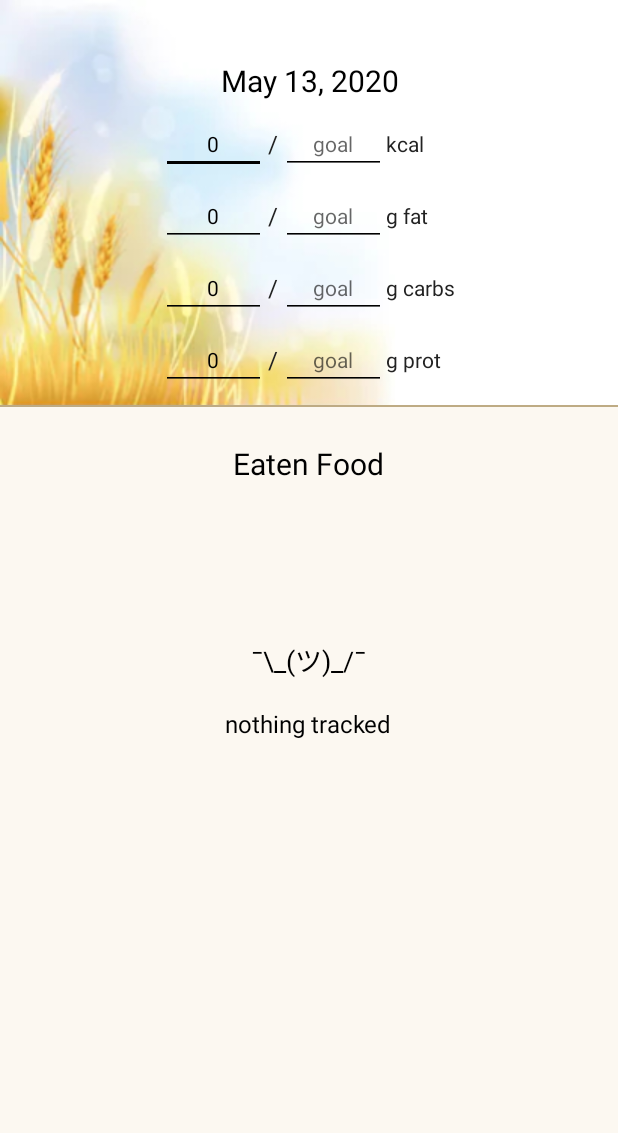
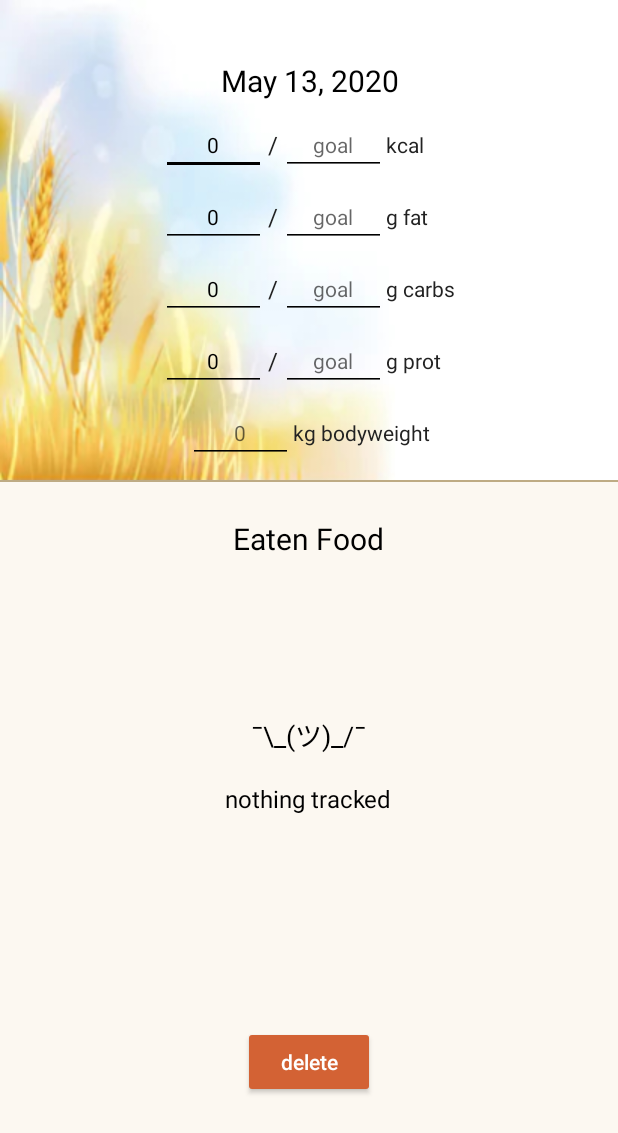
Before and after one commit to JannisUnkrig/Ernaehrungstracker, an Android app: the HistorieBearbeitenActivity screen opened directly, with no data from a screen before it, on a phone screen of 412 x 824 dp. Shown: the top 1133 px of the screen. Run offline under Robolectric (Android 15) with nearby library versions, the phone set to English and light mode, and no system bars.

Commit message:
man kann jetzt tage löschen und gewicht nachträglich bearbeiten

```diff
--- a/app/src/main/java/com/example/ernaehrungstracker/HistorieBearbeitenActivity.java
+++ b/app/src/main/java/com/example/ernaehrungstracker/HistorieBearbeitenActivity.java
@@ -17,7 +17,7 @@ import androidx.recyclerview.widget.RecyclerView;
 import java.text.SimpleDateFormat;
 import java.util.ArrayList;
 
-public class HistorieBearbeitenActivity extends AppCompatActivity implements HistorischeGerichteAdapter.ItemClickListener, HHClickDialog.HHClickDialogListener, UmbenennenDialog.UmbenennenDialogListener {
+public class HistorieBearbeitenActivity extends AppCompatActivity implements HistorischeGerichteAdapter.ItemClickListener, HHClickDialog.HHClickDialogListener, UmbenennenDialog.UmbenennenDialogListener, DeleteDialog.DeleteDialogListener {
 
     ArrayList<HeuteSpeicher> HSL;
 
@@ -31,6 +31,7 @@ public class HistorieBearbeitenActivity extends AppCompatActivity implements His
     EditText goalProt;
     EditText goalKh;
     EditText goalFett;
+    EditText gewicht;
 
     int posDay;
     private boolean curWatcherActive = true;
@@ -65,9 +66,11 @@ public class HistorieBearbeitenActivity extends AppCompatActivity implements His
         goalProt = findViewById(R.id.goalProtHistorisch);
         goalKh   = findViewById(R.id.goalKhHistorisch);
         goalFett = findViewById(R.id.goalFettHistorisch);
+        gewicht = findViewById(R.id.gewichtHistorisch);
 
         //Inputfilter
         InputFilter[] ifd = new InputFilter[]{new InputFilterDecimal(5, 1)};
+        InputFilter[] ifd2 = new InputFilter[]{new InputFilterDecimal(3, 1)};
 
         curKcal.setFilters(ifd);
         curProt.setFilters(ifd);
@@ -77,6 +80,7 @@ public class HistorieBearbeitenActivity extends AppCompatActivity implements His
         goalProt.setFilters(ifd);
         goalKh.setFilters(ifd);
         goalFett.setFilters(ifd);
+        gewicht.setFilters(ifd2);
 
         //upper initialisieren
         updateTrackerDisplayed(HSL.get(posDay));
@@ -108,16 +112,19 @@ public class HistorieBearbeitenActivity extends AppCompatActivity implements His
                 String protString = curProt.getText().toString();
                 String khString = curKh.getText().toString();
                 String fettString = curFett.getText().toString();
+                String gewichtString = gewicht.getText().toString();
 
                 double kcalDouble = 0;
                 double protDouble = 0;
                 double khDouble = 0;
                 double fettDouble = 0;
+                double gewichtDouble = -1;
 
                 if (!kcalString.equals("")) kcalDouble = Double.parseDouble(kcalString);
                 if (!protString.equals("")) protDouble = Double.parseDouble(protString);
-                if (!khString.equals("")) khDouble = Double.parseDouble(khString);
+                if (!khString.equals(""))   khDouble   = Double.parseDouble(khString);
                 if (!fettString.equals("")) fettDouble = Double.parseDouble(fettString);
+                if (!gewichtString.equals("")) gewichtDouble = Double.parseDouble(gewichtString);
 
                 double kcalDelta = (double) (Math.round((kcalDouble - curHS.getKcalHeute()) * 10)) / 10;
                 double protDelta = (double) (Math.round((protDouble - curHS.getProtHeute()) * 10)) / 10;
@@ -154,6 +161,7 @@ public class HistorieBearbeitenActivity extends AppCompatActivity implements His
                     }
 
                 }
+                curHS.setGewicht(gewichtDouble);
 
                 Speicher.saveHeuteSpeicherListe(getApplicationContext(), curHSL);
                 updateLowerRecyView(curHSL);
@@ -164,6 +172,7 @@ public class HistorieBearbeitenActivity extends AppCompatActivity implements His
         curProt.addTextChangedListener(curWatcher);
         curKh.addTextChangedListener(curWatcher);
         curFett.addTextChangedListener(curWatcher);
+        gewicht.addTextChangedListener(curWatcher);
 
         //manuelle änderungen Ziel
         TextWatcher goalWatcher = new TextWatcher() {
@@ -232,6 +241,18 @@ public class HistorieBearbeitenActivity extends AppCompatActivity implements His
     }
 
 
+    public void onDeleteClick(View view) {
+        DeleteDialog deleteDialog = new DeleteDialog(posDay);
+        deleteDialog.show(getSupportFragmentManager(), "delete dialog");
+    }
+
+    @Override
+    public void applyDeleteClicked(ArrayList<HeuteSpeicher> HSL) {
+        //activity schließen
+        finish();
+    }
+
+
 
     private void updateUpperEditTexts(ArrayList<HeuteSpeicher> HSL) {
         curWatcherActive = false;
@@ -243,9 +264,9 @@ public class HistorieBearbeitenActivity extends AppCompatActivity implements His
         curFett.setText(MainActivity.doubleBeautifulizerNull(HS.getFettHeute()));
         if (HS.getKcalZielHeute() != -1) goalKcal.setText(MainActivity.doubleBeautifulizerNull(HS.getKcalZielHeute()));
         if (HS.getProtZielHeute() != -1) goalProt.setText(MainActivity.doubleBeautifulizerNull(HS.getProtZielHeute()));
-        if (HS.getKhZielHeute() != -1)     goalKh.setText(MainActivity.doubleBeautifulizerNull(HS.getKhZielHeute()));
+        if (HS.getKhZielHeute() != -1)   goalKh  .setText(MainActivity.doubleBeautifulizerNull(HS.getKhZielHeute()));
         if (HS.getFettZielHeute() != -1) goalFett.setText(MainActivity.doubleBeautifulizerNull(HS.getFettZielHeute()));
-
+        if (HS.getGewicht() != -1)       gewicht .setText(MainActivity.doubleBeautifulizerNull(HS.getGewicht()));
         curWatcherActive = true;
     }
 
@@ -295,5 +316,4 @@ public class HistorieBearbeitenActivity extends AppCompatActivity implements His
             upperFett.setVisibility(View.GONE);
         }
     }
-
 }
--- a/app/src/main/java/com/example/ernaehrungstracker/MainActivity.java
+++ b/app/src/main/java/com/example/ernaehrungstracker/MainActivity.java
@@ -157,7 +157,6 @@ public class MainActivity extends AppCompatActivity implements NavigationView.On
             public void afterTextChanged(Editable s) {
                 // Fires right after the text has changed
                 if (!changeToUnknownCurGerichtWatcherActive) return;
-                //if (toAddKcalEditText.isFocused() || toAddProtEditText.isFocused() || toAddKhEditText.isFocused() || toAddFettEditText.isFocused()) {
 
                     portionenLiveUpdaterActive = false;
 
@@ -339,6 +338,9 @@ public class MainActivity extends AppCompatActivity implements NavigationView.On
     @Override
     protected void onStart() {
         super.onStart();
+
+        View focused = getCurrentFocus();
+        if (focused != null) focused.clearFocus();
         ArrayList<HeuteSpeicher> HSL = Speicher.loadHeuteSpeicherListe(this);
 
         updateTrackerDisplayed(HSL);
--- a/app/src/main/java/com/example/ernaehrungstracker/Speicher.java
+++ b/app/src/main/java/com/example/ernaehrungstracker/Speicher.java
@@ -99,7 +99,6 @@ public abstract class Speicher {
             gerichteListe.add(new Gericht("Kokos Müsli", "50g Düsis mit 333ml Kokosmilch", 1, true, 282, 9.5, 35, 4.8, Note.LOW, Note.NEUTRAL, Note.NEUTRAL, Note.NEUTRAL));
             gerichteListe.add(new Gericht("Löffel Proteinpulver", "5g Seitenbacher Erdbeer-Proteinpulver", 1, true, 18.2, 4.1, 0.3, 0.1, Note.NEUTRAL, Note.HIGH, Note.LOW, Note.LOW));
             gerichteListe.add(new Gericht("Kokosmilch", "", 100, false, 28, 0.3, 4.3, 1, Note.LOW, Note.NEUTRAL, Note.NEUTRAL, Note.NEUTRAL));
-            gerichteListe.add(new Gericht("Düsis", "", 30, false, 113, 5.1, 18.5, 0.9, Note.LOW, Note.HIGH, Note.NEUTRAL, Note.NEUTRAL));
             gerichteListe.add(new Gericht(MainActivity.curMainAct.getString(R.string.thunfisch), MainActivity.curMainAct.getString(R.string.thunfisch_desc), 100, false, 115, 25, 0.3, 1.3, Note.LOW, Note.HIGH, Note.LOW, Note.LOW));
 
         }
--- a/app/src/main/res/layout/activity_historie_bearbeiten.xml
+++ b/app/src/main/res/layout/activity_historie_bearbeiten.xml
@@ -11,11 +11,12 @@
     <LinearLayout
         android:layout_width="match_parent"
         android:layout_height="wrap_content"
+        android:gravity="center_horizontal|top"
         android:orientation="vertical">
 
         <LinearLayout
             android:layout_width="match_parent"
-            android:layout_height="270sp"
+            android:layout_height="320sp"
             android:background="@drawable/links410x260"
             android:gravity="center_horizontal"
             android:orientation="vertical">
@@ -44,8 +45,7 @@
                     android:layout_height="wrap_content"
                     android:layout_marginTop="8sp"
                     android:gravity="center"
-                    android:orientation="horizontal"
-                    tools:visibility="visible">
+                    android:orientation="horizontal">
 
                     <EditText
                         android:id="@+id/curKcalHistorisch"
@@ -56,10 +56,10 @@
                         android:hint="0"
                         android:importantForAutofill="no"
                         android:inputType="numberDecimal"
+                        android:singleLine="true"
                         android:textAlignment="center"
                         android:textColor="@color/darkText"
-                        android:textSize="14sp"
-                        android:singleLine="true" />
+                        android:textSize="14sp" />
 
                     <TextView
                         android:layout_width="10sp"
@@ -78,10 +78,10 @@
                         android:hint="@string/ziel"
                         android:importantForAutofill="no"
                         android:inputType="numberDecimal"
+                        android:singleLine="true"
                         android:textAlignment="center"
                         android:textColor="@color/darkText"
-                        android:textSize="14sp"
-                        android:singleLine="true" />
+                        android:textSize="14sp" />
 
                     <TextView
                         android:layout_width="47sp"
@@ -99,8 +99,7 @@
                     android:layout_height="wrap_content"
                     android:layout_marginTop="8sp"
                     android:gravity="center"
-                    android:orientation="horizontal"
-                    android:visibility="visible">
+                    android:orientation="horizontal">
 
                     <EditText
                         android:id="@+id/curFettHistorisch"
@@ -111,10 +110,10 @@
                         android:hint="0"
                         android:importantForAutofill="no"
                         android:inputType="numberDecimal"
+                        android:singleLine="true"
                         android:textAlignment="center"
                         android:textColor="@color/darkText"
-                        android:textSize="14sp"
-                        android:singleLine="true" />
+                        android:textSize="14sp" />
 
                     <TextView
                         android:layout_width="10sp"
@@ -133,10 +132,10 @@
                         android:hint="@string/ziel"
                         android:importantForAutofill="no"
                         android:inputType="numberDecimal"
+                        android:singleLine="true"
                         android:textAlignment="center"
                         android:textColor="@color/darkText"
-                        android:textSize="14sp"
-                        android:singleLine="true" />
+                        android:textSize="14sp" />
 
                     <TextView
                         android:layout_width="47sp"
@@ -154,8 +153,7 @@
                     android:layout_height="wrap_content"
                     android:layout_marginTop="8sp"
                     android:gravity="center"
-                    android:orientation="horizontal"
-                    android:visibility="visible">
+                    android:orientation="horizontal">
 
                     <EditText
                         android:id="@+id/curKhHistorisch"
@@ -166,10 +164,10 @@
                         android:hint="0"
                         android:importantForAutofill="no"
                         android:inputType="numberDecimal"
+                        android:singleLine="true"
                         android:textAlignment="center"
                         android:textColor="@color/darkText"
-                        android:textSize="14sp"
-                        android:singleLine="true" />
+                        android:textSize="14sp" />
 
                     <TextView
                         android:layout_width="10sp"
@@ -188,10 +186,10 @@
                         android:hint="@string/ziel"
                         android:importantForAutofill="no"
                         android:inputType="numberDecimal"
+                        android:singleLine="true"
                         android:textAlignment="center"
                         android:textColor="@color/darkText"
-                        android:textSize="14sp"
-                        android:singleLine="true" />
+                        android:textSize="14sp" />
 
                     <TextView
                         android:layout_width="47sp"
@@ -220,10 +218,10 @@
                         android:hint="0"
                         android:importantForAutofill="no"
                         android:inputType="numberDecimal"
+                        android:singleLine="true"
                         android:textAlignment="center"
                         android:textColor="@color/darkText"
-                        android:textSize="14sp"
-                        android:singleLine="true" />
+                        android:textSize="14sp" />
 
                     <TextView
                         android:layout_width="10sp"
@@ -242,15 +240,47 @@
                         android:hint="@string/ziel"
                         android:importantForAutofill="no"
                         android:inputType="numberDecimal"
+                        android:singleLine="true"
                         android:textAlignment="center"
                         android:textColor="@color/darkText"
-                        android:textSize="14sp"
-                        android:singleLine="true" />
+                        android:textSize="14sp" />
 
                     <TextView
                         android:layout_width="47sp"
                         android:layout_height="wrap_content"
                         android:text="@string/g_prot"
+                        android:textAlignment="viewStart"
+                        android:textColor="@color/mittelDarkText"
+                        android:textSize="14sp" />
+
+                </LinearLayout>
+
+                <LinearLayout
+                    android:id="@+id/gewichtTrackerLayoutHistorisch"
+                    android:layout_width="wrap_content"
+                    android:layout_height="wrap_content"
+                    android:layout_marginTop="8sp"
+                    android:gravity="center"
+                    android:orientation="horizontal">
+
+                    <EditText
+                        android:id="@+id/gewichtHistorisch"
+                        android:layout_width="70sp"
+                        android:layout_height="wrap_content"
+                        android:backgroundTint="@color/darkText"
+                        android:ems="10"
+                        android:hint="0"
+                        android:importantForAutofill="no"
+                        android:inputType="numberDecimal"
+                        android:singleLine="true"
+                        android:textAlignment="center"
+                        android:textColor="@color/darkText"
+                        android:textSize="14sp" />
+
+                    <TextView
+                        android:layout_width="wrap_content"
+                        android:layout_height="wrap_content"
+                        android:text="@string/kg_koerpergewicht"
                         android:textAlignment="viewStart"
                         android:textColor="@color/mittelDarkText"
                         android:textSize="14sp" />
@@ -330,6 +360,18 @@
 
         </LinearLayout>
 
+        <Button
+            android:id="@+id/button"
+            android:layout_width="wrap_content"
+            android:layout_height="wrap_content"
+            android:layout_marginTop="14sp"
+            android:layout_marginBottom="30sp"
+            android:backgroundTint="@color/rot"
+            android:onClick="onDeleteClick"
+            android:text="@string/loeschen_button"
+            android:textAllCaps="false"
+            android:textColor="#fff" />
+
     </LinearLayout>
 
 </ScrollView>
--- a/app/src/main/res/values/strings.xml
+++ b/app/src/main/res/values/strings.xml
@@ -109,6 +109,10 @@
     <string name="vom">from</string>
     <string name="bis_zum">to</string>
     <string name="graph">Graphic History</string>
+    <string name="kg_koerpergewicht">kg bodyweight</string>
+    <string name="aufzeichnungen_loeschen">Delete records?</string>
+    <string name="aufzeichnungen_loeschen_message">All records of this day will be deleted and can not be restored.</string>
+    <string name="tag_geloescht">Records deleted</string>
 
 
     <string name="apfel">Apple</string>
```
Also changed, not shown: app/src/main/java/com/example/ernaehrungstracker/DeleteDialog.java (added, +68 -0 lines), app/src/main/java/com/example/ernaehrungstracker/HistorieActivity.java (+11 -8 lines), 1 other file.
